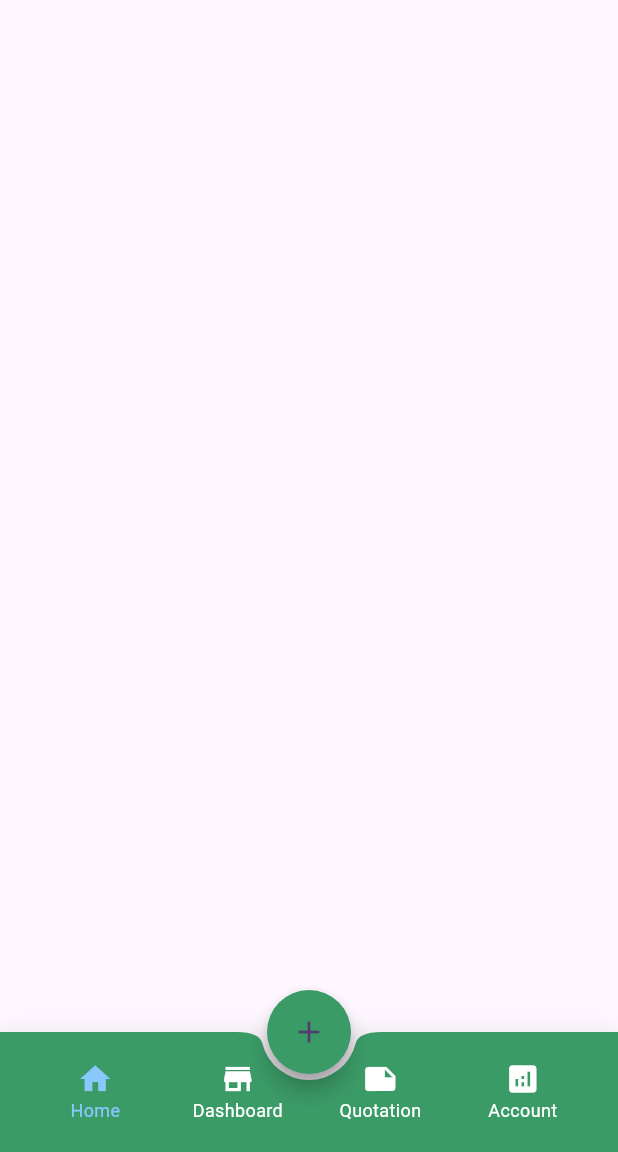
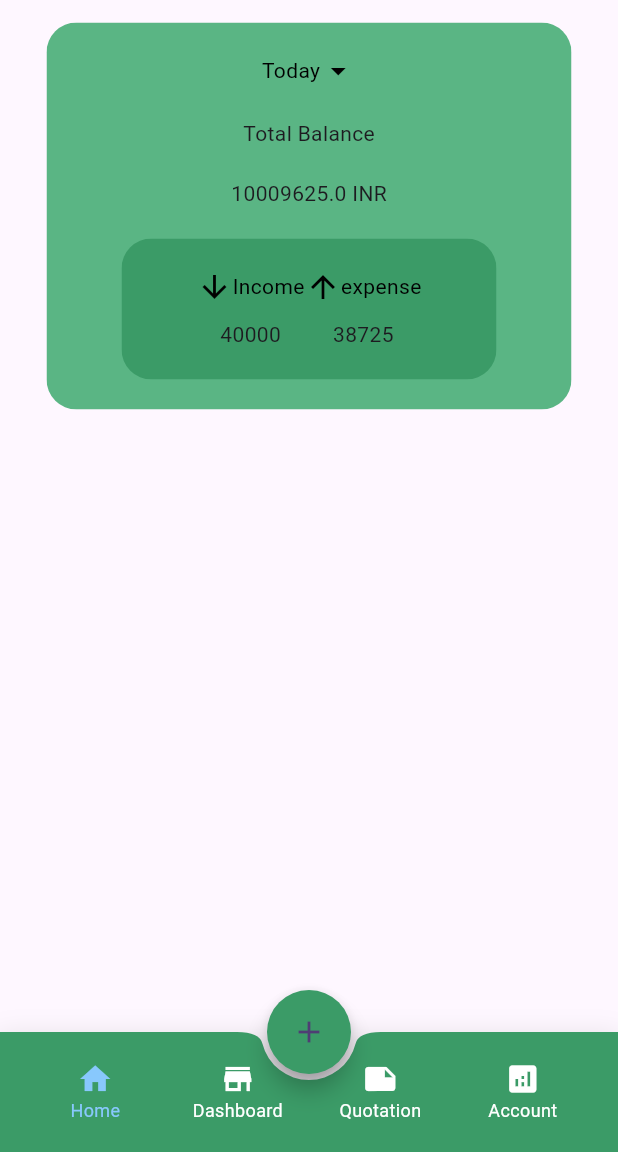
Before and after one commit to adilkhansherani/baldur, a Flutter app: the screen it shows after launch, on a phone screen of 412 x 824 dp, the part 84-1236 px from its top. Run offline on Flutter 3.47's test engine with Material 2 defaults, Android fonts, the phone set to English and light mode, and no system bars; our stand-ins replace flutter_svg.

Commit message:
added home page fund container

```diff
--- a/lib/home_screen.dart
+++ b/lib/home_screen.dart
@@ -41,7 +41,122 @@ class _HomeScreenState extends State<HomeScreen> {
         backgroundColor: const Color.fromARGB(255, 0x3B, 0x9B, 0x67),
         child: const Icon(Icons.add),
       ),
-      bottomNavigationBar: BottomNavigator(),
+      bottomNavigationBar: const BottomNavigator(),
+      body: ListView(physics: const ClampingScrollPhysics(), children: <Widget>[
+        Padding(
+          padding: const EdgeInsets.only(left: 16, right: 16),
+          child: Column(children: [
+            const SizedBox(
+              height: 15,
+            ),
+            ClipRRect(
+              borderRadius: BorderRadius.circular(20),
+              child: Container(
+                width: 350,
+                alignment: Alignment.center,
+                color: const Color(0xff5AB584),
+                padding: const EdgeInsets.fromLTRB(50, 20, 50, 20),
+                child: Column(
+                  children: [
+                    const Row(
+                      mainAxisAlignment: MainAxisAlignment.center,
+                      children: [
+                        Text(
+                          'Today',
+                          style: TextStyle(color: Colors.black),
+                        ),
+                        Icon(
+                          Icons.arrow_drop_down,
+                          color: Colors.black,
+                        )
+                      ],
+                    ),
+                    const SizedBox(
+                      height: 20,
+                    ),
+                    const Text('Total Balance'),
+                    const SizedBox(
+                      height: 20,
+                    ),
+                    const Text('10009625.0 INR'),
+                    const SizedBox(
+                      height: 20,
+                    ),
+                    ClipRRect(
+                      borderRadius: const BorderRadius.all(Radius.circular(20)),
+                      child: Container(
+                        padding: const EdgeInsets.fromLTRB(50, 20, 50, 20),
+                        color: const Color(0xFF3B9B67),
+                        child: const Row(
+                          //income and expences section
+                          children: [
+                            Column(
+                              //income side
+                              children: [
+                                Row(
+                                  children: [
+                                    Icon(
+                                      Icons.arrow_downward,
+                                      color: Colors.black,
+                                    ),
+                                    Text(
+                                      'Income',
+                                      style: TextStyle(color: Colors.black),
+                                    )
+                                  ],
+                                ),
+                                SizedBox(
+                                  height: 10,
+                                ),
+                                Text('40000'),
+                              ],
+                            ),
+                            Expanded(
+                              //didn't work, work here
+                              child: VerticalDivider(
+                                width: 20,
+                                thickness: 5,
+                                color: Color.fromARGB(255, 247, 22, 22),
+                              ),
+                            ),
+                            Column(
+                              //expense side
+                              children: [
+                                Row(
+                                  children: [
+                                    Icon(
+                                      Icons.arrow_upward,
+                                      color: Colors.black,
+                                    ),
+                                    Text(
+                                      'expense',
+                                      style: TextStyle(color: Colors.black),
+                                    )
+                                  ],
+                                ),
+                                SizedBox(
+                                  height: 10,
+                                ),
+                                Text('38725'),
+                              ],
+                            )
+                          ],
+                        ),
+                      ),
+                    )
+                  ],
+                ),
+              ),
+            ),
+            const SizedBox(
+              height: 15,
+            ),
+            const Row(),
+            const SizedBox(),
+            Container(),
+          ]),
+        ),
+      ]),
     );
   }
 }
```
